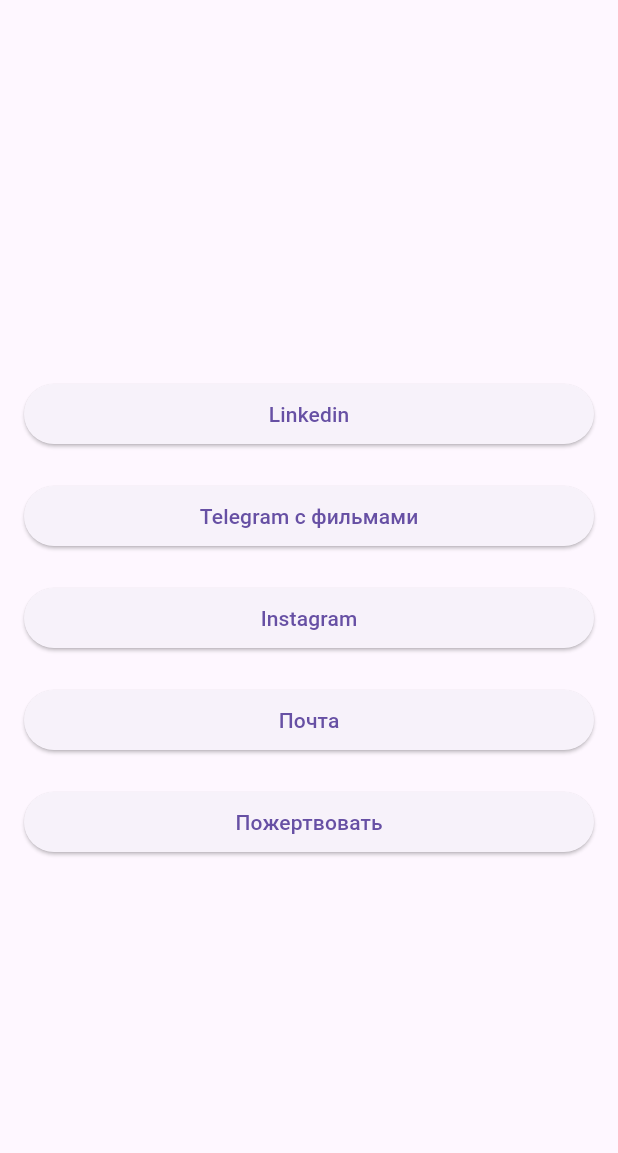
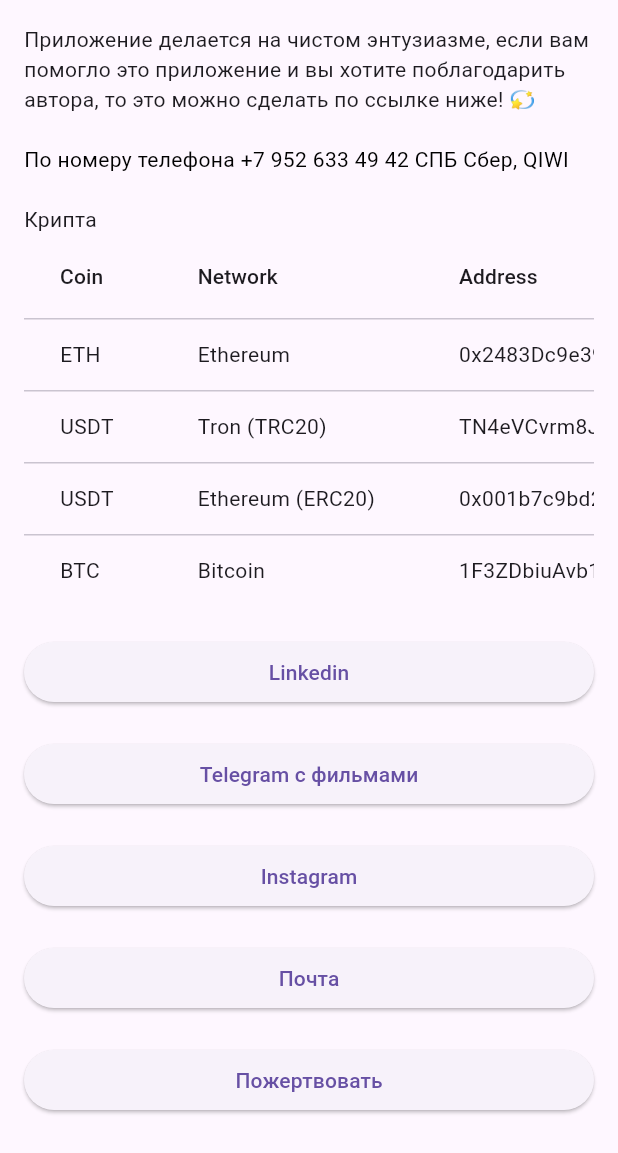
Before and after one commit to ialakey/srbguide, a Flutter app: the AuthorScreen screen opened directly, on a phone screen of 412 x 824 dp. Shown: the top 1153 px of the screen. Run offline on Flutter 3.47's test engine with Material 3 defaults, Android fonts, the phone set to English and light mode, and no system bars; our stand-ins replace open_file, shared_preferences, timezone, webview_flutter; missing offline and left inert: device_calendar, docx_template; accounts and stored records are empty.

Commit message:
author fix

```diff
--- a/lib/screens/author.dart
+++ b/lib/screens/author.dart
@@ -1,16 +1,85 @@
 import 'package:flutter/material.dart';
+import 'package:flutter/services.dart';
 import 'package:url_launcher/url_launcher.dart';
 
 class AuthorScreen extends StatelessWidget {
+
+  final List<Map<String, String>> cryptoData = [
+    {
+      'Coin': 'ETH',
+      'Network': 'Ethereum',
+      'Address': '0x2483Dc9e39F16C1DFCc98B3E1445aC0157adB607',
+    },
+    {
+      'Coin': 'USDT',
+      'Network': 'Tron (TRC20)',
+      'Address': 'TN4eVCvrm8JA21a5y7H2yRQFHAsWx8zjNh',
+    },
+    {
+      'Coin': 'USDT',
+      'Network': 'Ethereum (ERC20)',
+      'Address': '0x001b7c9bd24bec8df46c3c0e9dfa8548a281d41e',
+    },
+    {
+      'Coin': 'BTC',
+      'Network': 'Bitcoin',
+      'Address': '1F3ZDbiuAvb19USN13WQYrSj1CacadJ7Km',
+    },
+  ];
+
   @override
   Widget build(BuildContext context) {
     return Scaffold(
-      body: Padding(
+      body: SingleChildScrollView(
+        child: Padding(
           padding: EdgeInsets.all(16.0),
           child: Column(
             crossAxisAlignment: CrossAxisAlignment.stretch,
             mainAxisAlignment: MainAxisAlignment.center,
             children: [
+              Text("Приложение делается на чистом энтузиазме, если вам помогло это приложение и вы хотите поблагодарить автора, то это можно сделать по ссылке ниже! 💫"),
+              SizedBox(height: 20),
+              GestureDetector(
+                onTap: () {
+                  Clipboard.setData(ClipboardData(text: '+7 952 633 49 42'));
+                  ScaffoldMessenger.of(context).showSnackBar(
+                    SnackBar(
+                      content: Text('Номер телефона скопирован'),
+                    ),
+                  );
+                },
+                child: Text(
+                  'По номеру телефона +7 952 633 49 42 СПБ Сбер, QIWI',
+                  style: TextStyle(color: Colors.black),
+                ),
+              ),
+              SizedBox(height: 20),
+              Text('Крипта'),
+              SingleChildScrollView(
+                scrollDirection: Axis.horizontal,
+                child: DataTable(
+                  columns: [
+                    DataColumn(label: Text('Coin')),
+                    DataColumn(label: Text('Network')),
+                    DataColumn(label: Text('Address')),
+                  ],
+                  rows: cryptoData.map((data) {
+                    return DataRow(cells: [
+                      DataCell(Text(data['Coin'] ?? '')),
+                      DataCell(Text(data['Network'] ?? '')),
+                      DataCell(
+                        GestureDetector(
+                          onLongPress: () {
+                            Clipboard.setData(ClipboardData(text: data['Address'] ?? ''));
+                          },
+                          child: Text(data['Address'] ?? ''),
+                        ),
+                      ),
+                    ]);
+                  }).toList(),
+                ),
+              ),
+              SizedBox(height: 20),
               ElevatedButton(
                 onPressed: () {
                   _launchURL('https://www.linkedin.com/in/ilya-alakov-14b979266');
@@ -48,6 +117,7 @@ class AuthorScreen extends StatelessWidget {
             ],
           ),
         ),
+      ),
     );
   }
 
--- a/lib/screens/white_cardboard.dart
+++ b/lib/screens/white_cardboard.dart
@@ -6,6 +6,7 @@ import 'package:path_provider/path_provider.dart';
 import 'package:docx_template/docx_template.dart';
 import 'package:flutter/services.dart' show ByteData, Uint8List, rootBundle;
 import 'package:shared_preferences/shared_preferences.dart';
+import 'package:srbguide/utils/snackbarUtils.dart';
 
 class InformationForm extends StatefulWidget {
   @override
@@ -224,6 +225,7 @@ class _InformationFormState extends State<InformationForm> {
               ElevatedButton.icon(
                 onPressed: () {
                   _saveData();
+                  SnackbarUtils.showSnackbar(context, 'Данные сохранены!');
                 },
                 icon: Icon(Icons.save),
                 label: Text('Сохранить'),
--- a/lib/widget/drawer.dart
+++ b/lib/widget/drawer.dart
@@ -32,7 +32,8 @@ class DrawerScreen extends StatelessWidget {
             ),
           ),
           ExpansionTile(
-            title: Text("Сервисы"),
+          initiallyExpanded: true,
+          title: Text("Сервисы"),
             leading: Icon(Icons.android),
             children: [
               ListTile(
```
Lines whose indentation alone changed are shown as unchanged.
